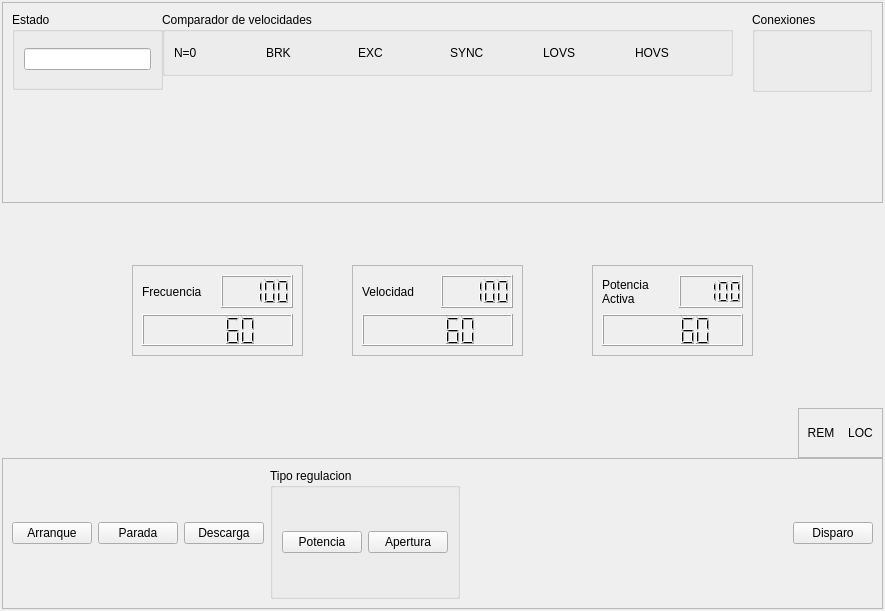
Old version of the form HMI/src/ControlWdg.ui in the repository DaniAlfa/Turbine_Governor.
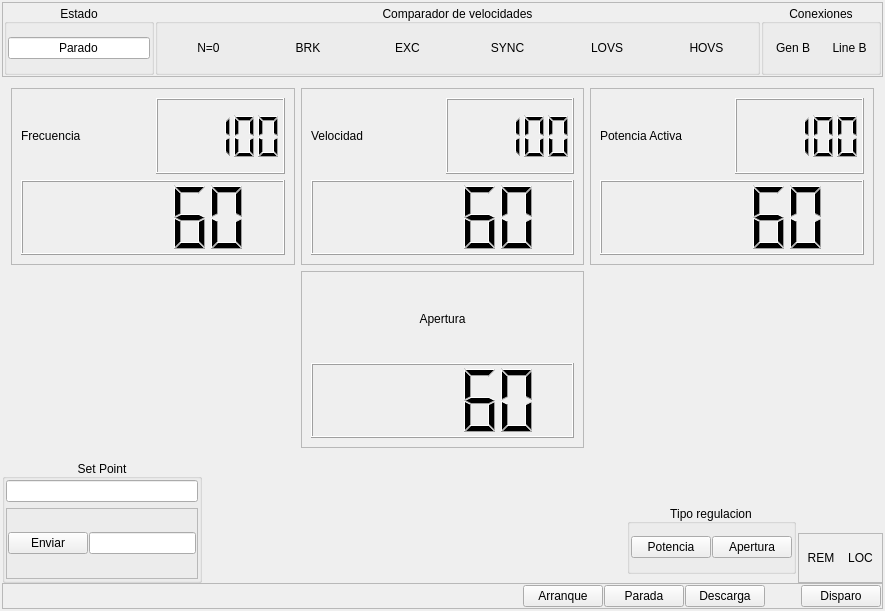
New version of the form.

Patch:
```diff
--- a/HMI/src/ControlWdg.ui
+++ b/HMI/src/ControlWdg.ui
@@ -13,6 +13,9 @@
   <property name="windowTitle">
    <string>Form</string>
   </property>
+  <property name="styleSheet">
+   <string notr="true"/>
+  </property>
   <layout class="QVBoxLayout" name="verticalLayout">
    <property name="spacing">
     <number>2</number>
@@ -31,27 +34,72 @@
    </property>
    <item>
     <widget class="QFrame" name="frame">
+     <property name="maximumSize">
+      <size>
+       <width>16777215</width>
+       <height>75</height>
+      </size>
+     </property>
      <property name="frameShape">
       <enum>QFrame::StyledPanel</enum>
      </property>
      <property name="frameShadow">
       <enum>QFrame::Raised</enum>
      </property>
+     <layout class="QHBoxLayout" name="horizontalLayout_5">
+      <property name="spacing">
+       <number>1</number>
+      </property>
+      <property name="leftMargin">
+       <number>1</number>
+      </property>
+      <property name="topMargin">
+       <number>1</number>
+      </property>
+      <property name="rightMargin">
+       <number>1</number>
+      </property>
+      <property name="bottomMargin">
+       <number>1</number>
+      </property>
+      <item>
      <widget class="QGroupBox" name="groupBox">
-      <property name="geometry">
-       <rect>
-        <x>10</x>
-        <y>10</y>
-        <width>151</width>
-        <height>78</height>
-       </rect>
+        <property name="maximumSize">
+         <size>
+          <width>150</width>
+          <height>16777215</height>
+         </size>
       </property>
       <property name="title">
        <string>Estado</string>
       </property>
+        <property name="alignment">
+         <set>Qt::AlignBottom|Qt::AlignHCenter</set>
+        </property>
       <layout class="QVBoxLayout" name="verticalLayout_2">
+         <property name="spacing">
+          <number>1</number>
+         </property>
+         <property name="leftMargin">
+          <number>1</number>
+         </property>
+         <property name="topMargin">
+          <number>1</number>
+         </property>
+         <property name="rightMargin">
+          <number>1</number>
+         </property>
+         <property name="bottomMargin">
+          <number>1</number>
+         </property>
        <item>
         <widget class="QLineEdit" name="lineEdit">
+           <property name="text">
+            <string>Parado</string>
+           </property>
+           <property name="alignment">
+            <set>Qt::AlignCenter</set>
+           </property>
          <property name="readOnly">
           <bool>true</bool>
          </property>
@@ -59,52 +107,118 @@
        </item>
       </layout>
      </widget>
+      </item>
+      <item>
      <widget class="QGroupBox" name="groupBox_2">
-      <property name="geometry">
-       <rect>
-        <x>160</x>
-        <y>10</y>
-        <width>571</width>
-        <height>64</height>
-       </rect>
-      </property>
       <property name="title">
        <string>Comparador de velocidades</string>
       </property>
+        <property name="alignment">
+         <set>Qt::AlignBottom|Qt::AlignHCenter</set>
+        </property>
       <layout class="QHBoxLayout" name="horizontalLayout_4">
+         <property name="spacing">
+          <number>1</number>
+         </property>
+         <property name="leftMargin">
+          <number>1</number>
+         </property>
+         <property name="topMargin">
+          <number>1</number>
+         </property>
+         <property name="rightMargin">
+          <number>1</number>
+         </property>
+         <property name="bottomMargin">
+          <number>1</number>
+         </property>
        <item>
-        <widget class="QLabel" name="label_10">
+          <widget class="QLabel" name="lbIndN0">
+           <property name="styleSheet">
+            <string notr="true"/>
+           </property>
+           <property name="frameShape">
+            <enum>QFrame::NoFrame</enum>
+           </property>
+           <property name="frameShadow">
+            <enum>QFrame::Plain</enum>
+           </property>
+           <property name="lineWidth">
+            <number>1</number>
+           </property>
          <property name="text">
           <string>N=0</string>
          </property>
+           <property name="textFormat">
+            <enum>Qt::AutoText</enum>
+           </property>
+           <property name="scaledContents">
+            <bool>false</bool>
+           </property>
+           <property name="alignment">
+            <set>Qt::AlignCenter</set>
+           </property>
+           <property name="margin">
+            <number>0</number>
+           </property>
+           <property name="state" stdset="0">
+            <string>on</string>
+           </property>
         </widget>
        </item>
        <item>
-        <widget class="QLabel" name="label_9">
+          <widget class="QLabel" name="lbIndBr">
+           <property name="styleSheet">
+            <string notr="true"/>
+           </property>
+           <property name="frameShape">
+            <enum>QFrame::NoFrame</enum>
+           </property>
          <property name="text">
           <string>BRK</string>
          </property>
+           <property name="alignment">
+            <set>Qt::AlignCenter</set>
+           </property>
         </widget>
        </item>
        <item>
-        <widget class="QLabel" name="label_8">
+          <widget class="QLabel" name="lbIndExc">
+           <property name="styleSheet">
+            <string notr="true"/>
+           </property>
          <property name="text">
           <string>EXC</string>
          </property>
+           <property name="alignment">
+            <set>Qt::AlignCenter</set>
+           </property>
         </widget>
        </item>
        <item>
-        <widget class="QLabel" name="label_7">
+          <widget class="QLabel" name="lbIndSync">
+           <property name="styleSheet">
+            <string notr="true"/>
+           </property>
          <property name="text">
           <string>SYNC</string>
          </property>
+           <property name="alignment">
+            <set>Qt::AlignCenter</set>
+           </property>
         </widget>
        </item>
        <item>
-        <widget class="QLabel" name="label_6">
+          <widget class="QLabel" name="lbIndLovs">
+           <property name="styleSheet">
+            <string notr="true"/>
+           </property>
          <property name="text">
           <string>LOVS</string>
          </property>
+           <property name="alignment">
+            <set>Qt::AlignCenter</set>
+           </property>
         </widget>
        </item>
        <item>
@@ -112,36 +226,81 @@
          <property name="text">
           <string>HOVS</string>
          </property>
+           <property name="alignment">
+            <set>Qt::AlignCenter</set>
+           </property>
         </widget>
        </item>
       </layout>
      </widget>
+      </item>
+      <item>
      <widget class="QGroupBox" name="groupBox_3">
-      <property name="geometry">
-       <rect>
-        <x>750</x>
-        <y>10</y>
+        <property name="maximumSize">
+         <size>
         <width>120</width>
-        <height>80</height>
-       </rect>
+          <height>16777215</height>
+         </size>
       </property>
       <property name="title">
        <string>Conexiones</string>
       </property>
-     </widget>
+        <property name="alignment">
+         <set>Qt::AlignBottom|Qt::AlignHCenter</set>
+        </property>
+        <layout class="QHBoxLayout" name="horizontalLayout_6">
+         <property name="spacing">
+          <number>1</number>
+         </property>
+         <property name="leftMargin">
+          <number>1</number>
+         </property>
+         <property name="topMargin">
+          <number>1</number>
+         </property>
+         <property name="rightMargin">
+          <number>1</number>
+         </property>
+         <property name="bottomMargin">
+          <number>1</number>
+         </property>
+         <item>
+          <widget class="QLabel" name="lbIndGenB">
+           <property name="text">
+            <string>Gen B</string>
+           </property>
+           <property name="alignment">
+            <set>Qt::AlignCenter</set>
+           </property>
+           <property name="state" stdset="0">
+            <string>off</string>
+           </property>
+          </widget>
+         </item>
+         <item>
+          <widget class="QLabel" name="lbIndLineB">
+           <property name="text">
+            <string>Line B</string>
+           </property>
+           <property name="alignment">
+            <set>Qt::AlignCenter</set>
+           </property>
+           <property name="state" stdset="0">
+            <string>off</string>
+           </property>
+          </widget>
+         </item>
+        </layout>
+       </widget>
+      </item>
+     </layout>
     </widget>
    </item>
    <item>
     <widget class="QWidget" name="widget" native="true">
+     <layout class="QGridLayout" name="gridLayout_7">
+      <item row="0" column="0">
      <widget class="QFrame" name="frame_3">
-      <property name="geometry">
-       <rect>
-        <x>130</x>
-        <y>60</y>
-        <width>171</width>
-        <height>91</height>
-       </rect>
-      </property>
       <property name="frameShape">
        <enum>QFrame::StyledPanel</enum>
       </property>
@@ -172,15 +331,9 @@
        </item>
       </layout>
      </widget>
+      </item>
+      <item row="0" column="1">
      <widget class="QFrame" name="frame_4">
-      <property name="geometry">
-       <rect>
-        <x>350</x>
-        <y>60</y>
-        <width>171</width>
-        <height>91</height>
-       </rect>
-      </property>
       <property name="frameShape">
        <enum>QFrame::StyledPanel</enum>
       </property>
@@ -211,15 +364,9 @@
        </item>
       </layout>
      </widget>
+      </item>
+      <item row="0" column="2">
      <widget class="QFrame" name="frame_5">
-      <property name="geometry">
-       <rect>
-        <x>590</x>
-        <y>60</y>
-        <width>161</width>
-        <height>91</height>
-       </rect>
-      </property>
       <property name="frameShape">
        <enum>QFrame::StyledPanel</enum>
       </property>
@@ -253,10 +400,50 @@
        </item>
       </layout>
      </widget>
+      </item>
+      <item row="1" column="1">
+       <widget class="QFrame" name="frame_7">
+        <property name="frameShape">
+         <enum>QFrame::StyledPanel</enum>
+        </property>
+        <property name="frameShadow">
+         <enum>QFrame::Raised</enum>
+        </property>
+        <layout class="QGridLayout" name="gridLayout_6">
+         <item row="1" column="0" colspan="2">
+          <widget class="QLCDNumber" name="lcdNumber_8">
+           <property name="intValue" stdset="0">
+            <number>60</number>
+           </property>
+          </widget>
+         </item>
+         <item row="0" column="0" colspan="2">
+          <widget class="QLabel" name="label_4">
+           <property name="text">
+            <string>Apertura</string>
+           </property>
+           <property name="alignment">
+            <set>Qt::AlignCenter</set>
+           </property>
+           <property name="wordWrap">
+            <bool>true</bool>
+           </property>
+          </widget>
+         </item>
+        </layout>
+       </widget>
+      </item>
+     </layout>
     </widget>
    </item>
    <item>
     <widget class="QWidget" name="widget_2" native="true">
+     <property name="maximumSize">
+      <size>
+       <width>16777215</width>
+       <height>150</height>
+      </size>
+     </property>
      <layout class="QGridLayout" name="gridLayout_4">
       <property name="leftMargin">
        <number>0</number>
@@ -273,42 +460,83 @@
       <property name="spacing">
        <number>0</number>
       </property>
-      <item row="1" column="1" colspan="2">
-       <widget class="QFrame" name="frame_2">
-        <property name="frameShape">
-         <enum>QFrame::StyledPanel</enum>
+      <item row="0" column="1">
+       <spacer name="horizontalSpacer">
+        <property name="orientation">
+         <enum>Qt::Horizontal</enum>
         </property>
-        <property name="frameShadow">
-         <enum>QFrame::Raised</enum>
+        <property name="sizeHint" stdset="0">
+         <size>
+          <width>40</width>
+          <height>20</height>
+         </size>
         </property>
-        <layout class="QHBoxLayout" name="horizontalLayout">
-         <item>
-          <widget class="QPushButton" name="pushButton">
-           <property name="text">
-            <string>Arranque</string>
-           </property>
-          </widget>
-         </item>
-         <item>
-          <widget class="QPushButton" name="pushButton_2">
-           <property name="text">
-            <string>Parada</string>
-           </property>
-          </widget>
-         </item>
-         <item>
-          <widget class="QPushButton" name="pushButton_3">
-           <property name="text">
-            <string>Descarga</string>
-           </property>
-          </widget>
+       </spacer>
+      </item>
+      <item row="0" column="2">
+       <widget class="QWidget" name="widget_3" native="true">
+        <layout class="QGridLayout" name="gridLayout_5">
+         <property name="leftMargin">
+          <number>0</number>
+         </property>
+         <property name="topMargin">
+          <number>0</number>
+         </property>
+         <property name="rightMargin">
+          <number>0</number>
+         </property>
+         <property name="bottomMargin">
+          <number>0</number>
+         </property>
+         <property name="horizontalSpacing">
+          <number>2</number>
+         </property>
+         <property name="verticalSpacing">
+          <number>0</number>
+         </property>
+         <item row="1" column="1">
+          <spacer name="verticalSpacer">
+           <property name="orientation">
+            <enum>Qt::Vertical</enum>
+           </property>
+           <property name="sizeHint" stdset="0">
+            <size>
+             <width>20</width>
+             <height>40</height>
+            </size>
+           </property>
+          </spacer>
          </item>
-         <item>
+         <item row="1" column="0" rowspan="2">
           <widget class="QGroupBox" name="groupBox_6">
+           <property name="maximumSize">
+            <size>
+             <width>16777215</width>
+             <height>70</height>
+            </size>
+           </property>
            <property name="title">
             <string>Tipo regulacion</string>
            </property>
+           <property name="alignment">
+            <set>Qt::AlignBottom|Qt::AlignHCenter</set>
+           </property>
            <layout class="QHBoxLayout" name="horizontalLayout_2">
+            <property name="spacing">
+             <number>1</number>
+            </property>
+            <property name="leftMargin">
+             <number>1</number>
+            </property>
+            <property name="topMargin">
+             <number>1</number>
+            </property>
+            <property name="rightMargin">
+             <number>1</number>
+            </property>
+            <property name="bottomMargin">
+             <number>1</number>
+            </property>
             <item>
              <widget class="QPushButton" name="cmdRegTypeP">
               <property name="text">
@@ -332,30 +560,7 @@
            </layout>
           </widget>
          </item>
-         <item>
-          <spacer name="horizontalSpacer_2">
-           <property name="orientation">
-            <enum>Qt::Horizontal</enum>
-           </property>
-           <property name="sizeHint" stdset="0">
-            <size>
-             <width>40</width>
-             <height>20</height>
-            </size>
-           </property>
-          </spacer>
-         </item>
-         <item>
-          <widget class="QPushButton" name="pushButton_6">
-           <property name="text">
-            <string>Disparo</string>
-           </property>
-          </widget>
-         </item>
-        </layout>
-       </widget>
-      </item>
-      <item row="0" column="2">
+         <item row="2" column="1">
        <widget class="QFrame" name="frame_6">
         <property name="minimumSize">
          <size>
@@ -406,6 +611,9 @@
          </item>
          <item>
           <widget class="QLabel" name="lbIndLoc">
+              <property name="styleSheet">
+               <string notr="true"/>
+              </property>
            <property name="text">
             <string>LOC</string>
            </property>
@@ -417,8 +625,131 @@
         </layout>
        </widget>
       </item>
-      <item row="0" column="1">
-       <spacer name="horizontalSpacer">
+         <item row="0" column="0">
+          <spacer name="verticalSpacer_2">
+           <property name="orientation">
+            <enum>Qt::Vertical</enum>
+           </property>
+           <property name="sizeHint" stdset="0">
+            <size>
+             <width>20</width>
+             <height>40</height>
+            </size>
+           </property>
+          </spacer>
+         </item>
+        </layout>
+       </widget>
+      </item>
+      <item row="0" column="0">
+       <widget class="QGroupBox" name="groupBox_7">
+        <property name="maximumSize">
+         <size>
+          <width>200</width>
+          <height>16777215</height>
+         </size>
+        </property>
+        <property name="title">
+         <string>Set Point</string>
+        </property>
+        <property name="alignment">
+         <set>Qt::AlignBottom|Qt::AlignHCenter</set>
+        </property>
+        <layout class="QVBoxLayout" name="verticalLayout_3">
+         <property name="leftMargin">
+          <number>1</number>
+         </property>
+         <property name="topMargin">
+          <number>1</number>
+         </property>
+         <property name="rightMargin">
+          <number>1</number>
+         </property>
+         <property name="bottomMargin">
+          <number>1</number>
+         </property>
+         <item>
+          <widget class="QLineEdit" name="lineEdit_3">
+           <property name="alignment">
+            <set>Qt::AlignCenter</set>
+           </property>
+           <property name="readOnly">
+            <bool>true</bool>
+           </property>
+          </widget>
+         </item>
+         <item>
+          <widget class="QFrame" name="frame_8">
+           <property name="frameShape">
+            <enum>QFrame::StyledPanel</enum>
+           </property>
+           <property name="frameShadow">
+            <enum>QFrame::Raised</enum>
+           </property>
+           <layout class="QHBoxLayout" name="horizontalLayout_7">
+            <property name="spacing">
+             <number>1</number>
+            </property>
+            <property name="leftMargin">
+             <number>1</number>
+            </property>
+            <property name="topMargin">
+             <number>1</number>
+            </property>
+            <property name="rightMargin">
+             <number>1</number>
+            </property>
+            <property name="bottomMargin">
+             <number>1</number>
+            </property>
+            <item>
+             <widget class="QPushButton" name="pushButton_4">
+              <property name="text">
+               <string>Enviar</string>
+              </property>
+             </widget>
+            </item>
+            <item>
+             <widget class="QLineEdit" name="lineEdit_2"/>
+            </item>
+           </layout>
+          </widget>
+         </item>
+        </layout>
+       </widget>
+      </item>
+      <item row="1" column="0" colspan="4">
+       <widget class="QFrame" name="frame_2">
+        <property name="maximumSize">
+         <size>
+          <width>16777215</width>
+          <height>40</height>
+         </size>
+        </property>
+        <property name="frameShape">
+         <enum>QFrame::StyledPanel</enum>
+        </property>
+        <property name="frameShadow">
+         <enum>QFrame::Raised</enum>
+        </property>
+        <layout class="QHBoxLayout" name="horizontalLayout">
+         <property name="spacing">
+          <number>1</number>
+         </property>
+         <property name="leftMargin">
+          <number>1</number>
+         </property>
+         <property name="topMargin">
+          <number>1</number>
+         </property>
+         <property name="rightMargin">
+          <number>1</number>
+         </property>
+         <property name="bottomMargin">
+          <number>1</number>
+         </property>
+         <item>
+          <spacer name="horizontalSpacer_2">
         <property name="orientation">
          <enum>Qt::Horizontal</enum>
         </property>
@@ -429,6 +760,44 @@
          </size>
         </property>
        </spacer>
+         </item>
+         <item>
+          <widget class="QPushButton" name="pushButton">
+           <property name="text">
+            <string>Arranque</string>
+           </property>
+          </widget>
+         </item>
+         <item>
+          <widget class="QPushButton" name="pushButton_2">
+           <property name="text">
+            <string>Parada</string>
+           </property>
+          </widget>
+         </item>
+         <item>
+          <widget class="QPushButton" name="pushButton_3">
+           <property name="text">
+            <string>Descarga</string>
+           </property>
+          </widget>
+         </item>
+         <item>
+          <widget class="QLabel" name="label_5">
+           <property name="text">
+            <string>          </string>
+           </property>
+          </widget>
+         </item>
+         <item>
+          <widget class="QPushButton" name="pushButton_6">
+           <property name="text">
+            <string>Disparo</string>
+           </property>
+          </widget>
+         </item>
+        </layout>
+       </widget>
       </item>
      </layout>
     </widget>
```
Left out of the diff: 5 changed lines with no effect on the pictures. Lines whose indentation alone changed are shown as unchanged.
